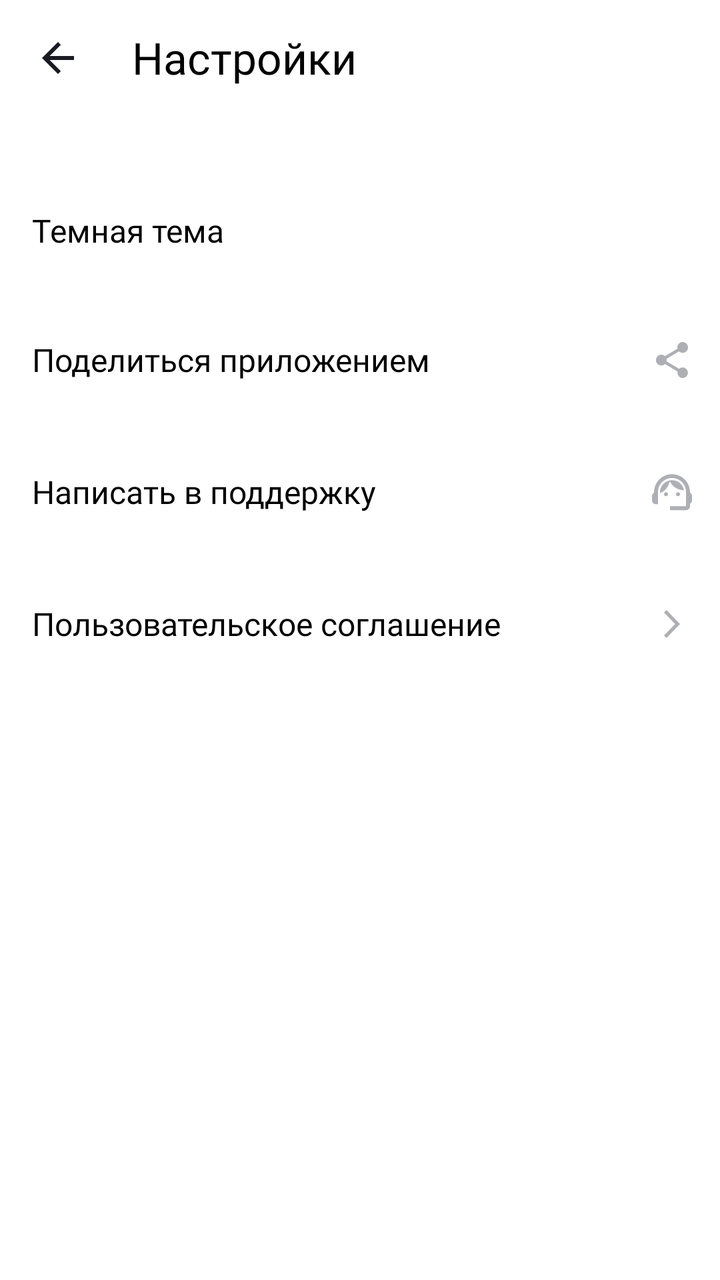
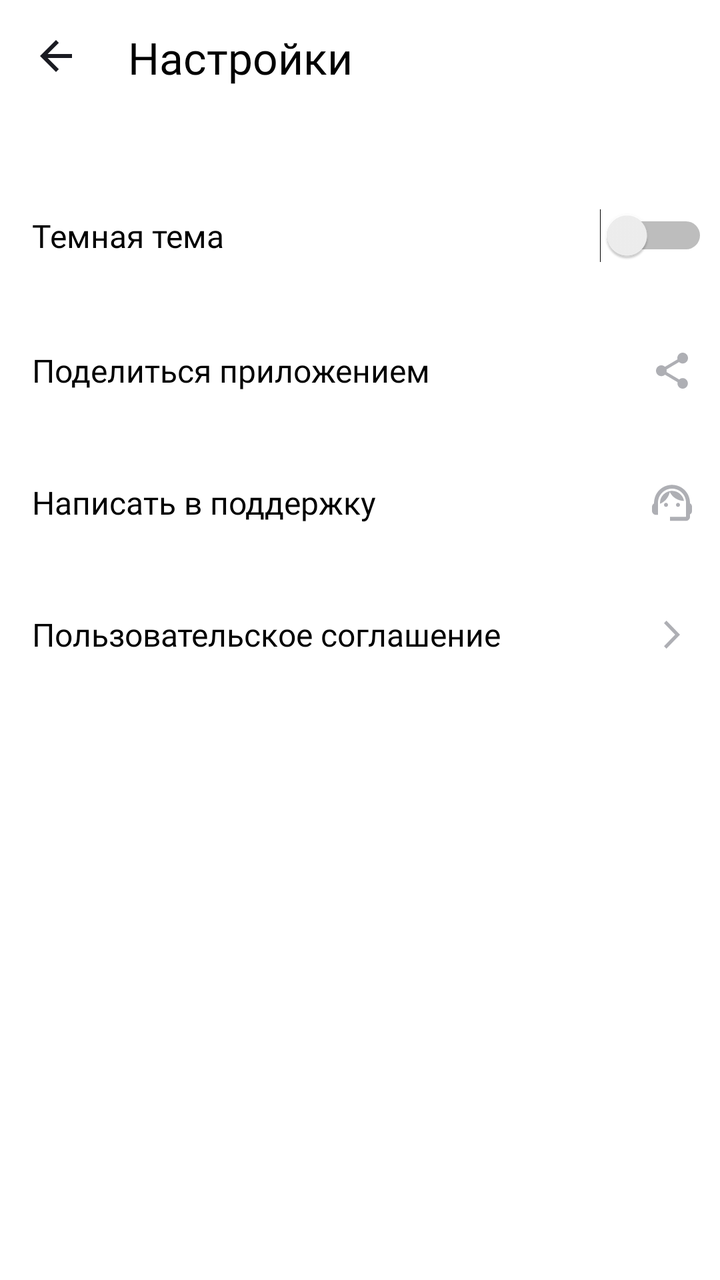

Two renders of the same Android screen: before a commit and after it. Below are the layout's source before the change and the commit's diff.
<!-- AndroidManifest.xml: application theme Theme.MaterialComponents.DayNight.NoActionBar -->
<!-- res/layout/activity_settings.xml -->
<?xml version="1.0" encoding="utf-8"?>
<androidx.constraintlayout.widget.ConstraintLayout xmlns:android="http://schemas.android.com/apk/res/android"
    xmlns:app="http://schemas.android.com/apk/res-auto"
    xmlns:tools="http://schemas.android.com/tools"
    android:id="@+id/main"
    android:layout_width="match_parent"
    android:layout_height="match_parent"
    tools:context=".SettingsActivity">


    <LinearLayout
        android:layout_width="match_parent"
        android:layout_height="match_parent"
        android:orientation="vertical">
        <LinearLayout
            android:layout_width="wrap_content"
            android:layout_height="wrap_content"
            android:orientation="horizontal"
            android:layout_marginBottom="24dp"
            tools:ignore="UseCompoundDrawables">

            <ImageView
                android:id="@+id/baсk_arrow"
                android:layout_width="wrap_content"
                android:layout_height="wrap_content"
                android:layout_marginVertical="4dp"
                android:layout_marginStart="4dp"
                android:layout_marginEnd="@dimen/zero"
                android:contentDescription="@string/go_back"
                android:padding="13dp"
                android:src="@drawable/ic_arrow_back_24"
                app:iconTint="@color/black" />
            <TextView
                android:layout_width="wrap_content"
                android:layout_height="wrap_content"
                android:layout_marginStart="@dimen/zero"
                android:layout_marginVertical="4dp"
                android:paddingBottom="12dp"
                android:paddingTop="10dp"
                android:paddingStart="12dp"
                android:paddingEnd="@dimen/zero"
                android:text="@string/settings"
                android:fontFamily="@font/yandex_sans_text_medium"
                android:textColor="@color/black"
                android:textSize="@dimen/tittle_text_size"/>
        </LinearLayout>

        <LinearLayout
            android:layout_width="match_parent"
            android:layout_height="match_parent"
            android:orientation="vertical">

            <LinearLayout
                android:id="@+id/clickable_dark_mode_row"
                android:layout_width="match_parent"
                android:layout_height="wrap_content"
                android:orientation="horizontal"
                android:gravity="center_vertical"
                android:background="?attr/selectableItemBackground"
                android:clickable="true"
                android:paddingVertical="@dimen/settings_vertical_padding">

                <TextView
                    android:layout_width="@dimen/zero"
                    android:layout_height="wrap_content"
                    android:layout_weight="1"
                    android:layout_marginStart="@dimen/settings_horizontal_padding"
                    android:layout_marginEnd="@dimen/settings_horizontal_padding"
                    android:text="@string/dark_mode"
                    android:textColor="@color/black"
                    android:textSize="@dimen/bottom_text_size"
                    android:fontFamily="@font/yandex_sans_display_regular"/>

                <com.google.android.material.materialswitch.MaterialSwitch
                    android:id="@+id/switch_dark_mode"
                    android:layout_width="wrap_content"
                    android:layout_height="wrap_content"
                    android:layout_marginEnd="6dp"
                    android:text="" />

            </LinearLayout>

            <LinearLayout
                android:id="@+id/clickable_share_row"
                android:layout_width="match_parent"
                android:layout_height="wrap_content"
                android:orientation="horizontal"
                android:gravity="center_vertical"
                android:paddingVertical="@dimen/settings_vertical_padding"
                android:background="?attr/selectableItemBackground"
                android:clickable="true">

                <TextView
                    android:layout_width="@dimen/zero"
                    android:layout_height="wrap_content"
                    android:layout_weight="1"
                    android:layout_marginStart="@dimen/settings_horizontal_padding"
                    android:layout_marginEnd="@dimen/settings_bottom_start_padding"
                    android:text="@string/share_app"
                    android:textColor="@color/black"
                    android:textSize="@dimen/bottom_text_size"
                    android:fontFamily="@font/yandex_sans_display_regular"/>

                <ImageView
                    android:layout_width="wrap_content"
                    android:layout_height="wrap_content"
                    android:src="@drawable/ic_share_24"
                    android:paddingStart="@dimen/zero"
                    android:paddingEnd="@dimen/settings_bottom_end_padding"
                    android:contentDescription="@string/share_app"
                    app:tint="@color/gray" />

            </LinearLayout>

            <LinearLayout
                android:id="@+id/clickable_support_row"
                android:layout_width="match_parent"
                android:layout_height="wrap_content"
                android:orientation="horizontal"
                android:gravity="center_vertical"
                android:paddingVertical="@dimen/settings_vertical_padding"
                android:background="?attr/selectableItemBackground"
                android:clickable="true">

                <TextView
                    android:layout_width="@dimen/zero"
                    android:layout_height="wrap_content"
                    android:layout_weight="1"
                    android:layout_marginStart="@dimen/settings_horizontal_padding"
                    android:layout_marginEnd="@dimen/settings_bottom_start_padding"
                    android:text="@string/write_support"
                    android:textColor="@color/black"
                    android:textSize="@dimen/bottom_text_size"
                    android:fontFamily="@font/yandex_sans_display_regular" />

                <ImageView
                    android:layout_width="wrap_content"
                    android:layout_height="wrap_content"
                    android:src="@drawable/ic_support_24"
                    android:paddingStart="@dimen/zero"
                    android:paddingEnd="@dimen/settings_bottom_end_padding"
                    android:contentDescription="@string/share_app"
                    app:tint="@color/gray" />

            </LinearLayout>

            <LinearLayout
                android:id="@+id/clickable_agreement_row"
                android:layout_width="match_parent"
                android:layout_height="wrap_content"
                android:orientation="horizontal"
                android:gravity="center_vertical"
                android:paddingVertical="@dimen/settings_vertical_padding"
                android:background="?attr/selectableItemBackground"
                android:clickable="true">

                <TextView
                    android:layout_width="@dimen/zero"
                    android:layout_height="wrap_content"
                    android:layout_weight="1"
                    android:layout_marginStart="@dimen/settings_horizontal_padding"
                    android:layout_marginEnd="@dimen/settings_bottom_start_padding"
                    android:text="@string/agreement"
                    android:textColor="@color/black"
                    android:textSize="@dimen/bottom_text_size"
                    android:fontFamily="@font/yandex_sans_display_regular" />

                <ImageView
                    android:layout_width="wrap_content"
                    android:layout_height="wrap_content"
                    android:src="@drawable/ic_arrow_forward_simple_24"
                    android:paddingStart="@dimen/zero"
                    android:paddingEnd="@dimen/settings_bottom_end_padding"
                    android:contentDescription="@string/share_app"
                    app:tint="@color/gray" />

            </LinearLayout>
        </LinearLayout>
    </LinearLayout>
</androidx.constraintlayout.widget.ConstraintLayout>
<!-- resources referenced by this layout -->
<resources>
  <color name="black">#FF000000</color>
  <color name="gray">#AEAFB4</color>
  <dimen name="bottom_text_size">16sp</dimen>
  <dimen name="settings_bottom_end_padding">12dp</dimen>
  <dimen name="settings_bottom_start_padding">50dp</dimen>
  <dimen name="settings_horizontal_padding">16dp</dimen>
  <dimen name="settings_vertical_padding">21dp</dimen>
  <dimen name="tittle_text_size">22sp</dimen>
  <dimen name="zero">0dp</dimen>
  <!-- drawable ic_arrow_back_24 (drawable) -->
  <vector xmlns:android="http://schemas.android.com/apk/res/android"
      android:width="24dp"
      android:height="24dp"
      android:viewportWidth="24"
      android:viewportHeight="24">
    <group>
      <clip-path
          android:pathData="M0,0h24v24h-24z"/>
      <path
          android:pathData="M20,11H7.83L13.42,5.41L12,4L4,12L12,20L13.41,18.59L7.83,13H20V11Z"
          android:fillColor="#1A1B22"/>
    </group>
  </vector>
  <!-- drawable ic_arrow_forward_simple_24 (drawable) -->
  <vector xmlns:android="http://schemas.android.com/apk/res/android"
      android:width="24dp"
      android:height="24dp"
      android:viewportWidth="24"
      android:viewportHeight="24">
    <path
        android:pathData="M8,17.749L9.213,19L16,12L9.213,5L8,6.252L13.573,12L8,17.749Z"
        android:fillColor="#AEAFB4"/>
  </vector>
  <!-- drawable ic_share_24 (drawable) -->
  <vector xmlns:android="http://schemas.android.com/apk/res/android"
      android:width="24dp"
      android:height="24dp"
      android:viewportWidth="24"
      android:viewportHeight="24">
    <path
        android:pathData="M17.333,15.723C16.658,15.723 16.053,15.994 15.591,16.419L9.253,12.669C9.298,12.461 9.333,12.253 9.333,12.036C9.333,11.819 9.298,11.611 9.253,11.404L15.52,7.69C16,8.142 16.631,8.422 17.333,8.422C18.809,8.422 20,7.211 20,5.711C20,4.211 18.809,3 17.333,3C15.858,3 14.667,4.211 14.667,5.711C14.667,5.928 14.702,6.136 14.747,6.343L8.48,10.057C8,9.605 7.369,9.325 6.667,9.325C5.191,9.325 4,10.536 4,12.036C4,13.536 5.191,14.747 6.667,14.747C7.369,14.747 8,14.467 8.48,14.015L14.809,17.774C14.764,17.964 14.738,18.163 14.738,18.361C14.738,19.816 15.902,21 17.333,21C18.764,21 19.929,19.816 19.929,18.361C19.929,16.907 18.764,15.723 17.333,15.723Z"
        android:fillColor="#AEAFB4"/>
  </vector>
  <!-- drawable ic_support_24 (drawable) -->
  <vector xmlns:android="http://schemas.android.com/apk/res/android"
      android:width="24dp"
      android:height="24dp"
      android:viewportWidth="24"
      android:viewportHeight="24">
    <path
        android:pathData="M21,12.32C21,6.83 16.74,3.1 12,3.1C7.31,3.1 3,6.75 3,12.38C2.4,12.72 2,13.36 2,14.1V16.1C2,17.2 2.9,18.1 4,18.1H5V12C5,8.13 8.13,5 12,5C15.87,5 19,8.13 19,12V19.1H11V21.1H19C20.1,21.1 21,20.2 21,19.1V17.88C21.59,17.57 22,16.96 22,16.24V13.94C22,13.24 21.59,12.63 21,12.32Z"
        android:fillColor="#AEAFB4"/>
    <path
        android:pathData="M9,14.1C9.552,14.1 10,13.652 10,13.1C10,12.548 9.552,12.1 9,12.1C8.448,12.1 8,12.548 8,13.1C8,13.652 8.448,14.1 9,14.1Z"
        android:fillColor="#AEAFB4"/>
    <path
        android:pathData="M15,14.1C15.552,14.1 16,13.652 16,13.1C16,12.548 15.552,12.1 15,12.1C14.448,12.1 14,12.548 14,13.1C14,13.652 14.448,14.1 15,14.1Z"
        android:fillColor="#AEAFB4"/>
    <path
        android:pathData="M18,11.13C17.52,8.28 15.04,6.1 12.05,6.1C9.02,6.1 5.76,8.61 6.02,12.55C8.49,11.54 10.35,9.34 10.88,6.66C12.19,9.29 14.88,11.1 18,11.13Z"
        android:fillColor="#AEAFB4"/>
  </vector>
  <string name="agreement">Пользовательское соглашение</string>
  <string name="dark_mode">Темная тема</string>
  <string name="go_back">Вернуться назад</string>
  <string name="settings">Настройки</string>
  <string name="share_app">Поделиться приложением</string>
  <string name="write_support">Написать в поддержку</string>
</resources>

<!-- the commit's change to res/layout/activity_settings.xml (unified diff, before → after) -->
@@ -16,8 +16,7 @@
             android:layout_width="wrap_content"
             android:layout_height="wrap_content"
             android:orientation="horizontal"
-            android:layout_marginBottom="24dp"
-            tools:ignore="UseCompoundDrawables">
+            android:layout_marginBottom="24dp">
 
             <ImageView
                 android:id="@+id/baсk_arrow"
@@ -27,7 +26,7 @@
                 android:layout_marginStart="4dp"
                 android:layout_marginEnd="@dimen/zero"
                 android:contentDescription="@string/go_back"
-                android:padding="13dp"
+                android:padding="12dp"
                 android:src="@drawable/ic_arrow_back_24"
                 app:iconTint="@color/black" />
             <TextView
@@ -58,6 +57,7 @@
                 android:gravity="center_vertical"
                 android:background="?attr/selectableItemBackground"
                 android:clickable="true"
+                android:focusable="true"
                 android:paddingVertical="@dimen/settings_vertical_padding">
 
                 <TextView
@@ -71,7 +71,7 @@
                     android:textSize="@dimen/bottom_text_size"
                     android:fontFamily="@font/yandex_sans_display_regular"/>
 
-                <com.google.android.material.materialswitch.MaterialSwitch
+                <Switch
                     android:id="@+id/switch_dark_mode"
                     android:layout_width="wrap_content"
                     android:layout_height="wrap_content"
@@ -88,7 +88,8 @@
                 android:gravity="center_vertical"
                 android:paddingVertical="@dimen/settings_vertical_padding"
                 android:background="?attr/selectableItemBackground"
-                android:clickable="true">
+                android:clickable="true"
+                android:focusable="true">
 
                 <TextView
                     android:layout_width="@dimen/zero"
@@ -120,7 +121,8 @@
                 android:gravity="center_vertical"
                 android:paddingVertical="@dimen/settings_vertical_padding"
                 android:background="?attr/selectableItemBackground"
-                android:clickable="true">
+                android:clickable="true"
+                android:focusable="true">
 
                 <TextView
                     android:layout_width="@dimen/zero"
@@ -152,7 +154,8 @@
                 android:gravity="center_vertical"
                 android:paddingVertical="@dimen/settings_vertical_padding"
                 android:background="?attr/selectableItemBackground"
-                android:clickable="true">
+                android:clickable="true"
+                android:focusable="true">
 
                 <TextView
                     android:layout_width="@dimen/zero"
